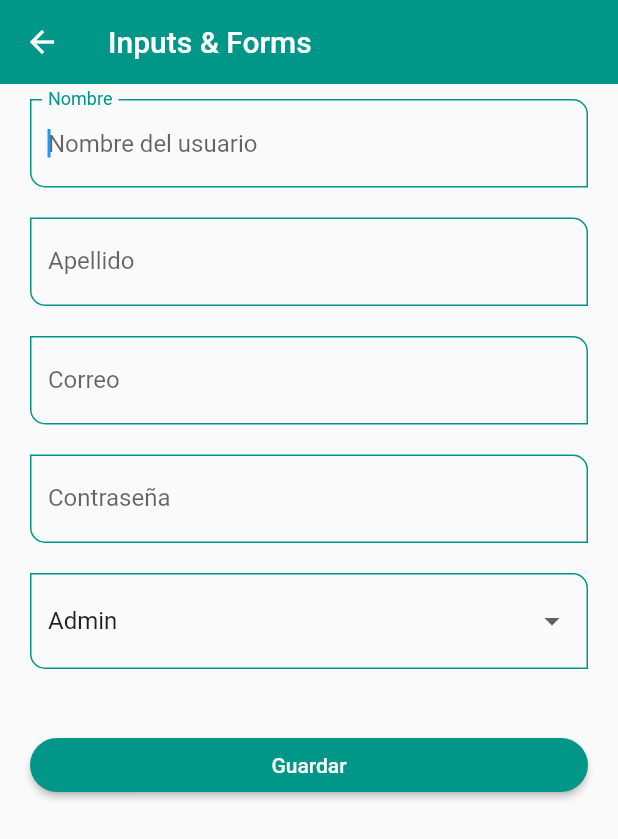
After one commit to raikerdev/flutter-components, a Flutter app: the InputsScreen screen opened by its route, on a phone screen of 412 x 824 dp. The commit adds this screen. Shown: the top 839 px of the screen. Run offline on Flutter 3.47's test engine with Material 2 defaults, Android fonts, the phone set to English and light mode, and no system bars.

Commit message:
inputs & form implemented

```diff
--- a/lib/router/app_routes.dart
+++ b/lib/router/app_routes.dart
@@ -12,6 +12,7 @@ class AppRoutes {
     MenuOption(route: 'card', name: 'Cards Screen', screen: const CardScreen(), icon: Icons.credit_card_outlined),
     MenuOption(route: 'avatar', name: 'Avatar Screen', screen: const AvatarScreen(), icon: Icons.supervised_user_circle_outlined),
     MenuOption(route: 'animated', name: 'Animated Screen', screen: const AnimatedScreen(), icon: Icons.play_circle_outline),
+    MenuOption(route: 'inputs', name: 'Text Inputs Screen', screen: const InputsScreen(), icon: Icons.input_rounded),
   ];
 
   /* static Map<String, Widget Function(BuildContext)> routes = {
--- /dev/null
+++ b/lib/screens/inputs_screen.dart
@@ -0,0 +1,87 @@
+import 'package:flutter/material.dart';
+
+import '../widgets/widgets.dart';
+
+class InputsScreen extends StatelessWidget {
+  const InputsScreen({Key? key}) : super(key: key);
+
+  @override
+  Widget build(BuildContext context) {
+    final GlobalKey<FormState> myFormKey = GlobalKey<FormState>();
+
+    final Map<String, String> formValues = {
+      'first_name': 'Ricardo',
+      'last_name': 'Ordoñez',
+      'email': 'ricardoaom.dev@gmail.com',
+      'password': '123456',
+      'role': 'Admin',
+    };
+
+    return Scaffold(
+      appBar: AppBar(
+        title: const Text('Inputs & Forms'),
+      ),
+      body: SingleChildScrollView(
+        child: Padding(
+          padding: const EdgeInsets.symmetric(horizontal: 20, vertical: 10),
+          child: Form(
+            key: myFormKey,
+            child: Column(
+              children: [
+                CustomInputField(labelText: 'Nombre', hintText: 'Nombre del usuario', formProperty: 'first_name', formValues: formValues),
+                const SizedBox(height: 20),
+                CustomInputField(labelText: 'Apellido', hintText: 'Apellido del usuario', formProperty: 'last_name', formValues: formValues),
+                const SizedBox(height: 20),
+                CustomInputField(
+                  labelText: 'Correo',
+                  hintText: 'Correo del usuario',
+                  inputType: TextInputType.emailAddress,
+                  formProperty: 'email',
+                  formValues: formValues,
+                ),
+                const SizedBox(height: 20),
+                CustomInputField(
+                  labelText: 'Contraseña',
+                  hintText: 'Contraseña del usuario',
+                  inputType: TextInputType.emailAddress,
+                  obscureText: true,
+                  formProperty: 'password',
+                  formValues: formValues,
+                ),
+                const SizedBox(height: 20),
+                DropdownButtonFormField<String>(
+                  value: 'Admin',
+                  items: const [
+                    DropdownMenuItem(value: 'Admin', child: Text('Admin')),
+                    DropdownMenuItem(value: 'Superuser', child: Text('Superuser')),
+                    DropdownMenuItem(value: 'Developer', child: Text('Developer')),
+                    DropdownMenuItem(value: 'Jr Developer', child: Text('Jr Developer')),
+                  ],
+                  onChanged: (value) {
+                    print(value);
+                    formValues['role'] = value ?? 'Admin';
+                  },
+                ),
+                const SizedBox(height: 40),
+                ElevatedButton(
+                  child: const SizedBox(
+                    width: double.infinity,
+                    child: Center(child: Text('Guardar')),
+                  ),
+                  onPressed: () {
+                    FocusScope.of(context).requestFocus(FocusNode());
+                    if (!myFormKey.currentState!.validate()) {
+                      print('Formulario no valido');
+                      return;
+                    }
+                    print(formValues);
+                  },
+                )
+              ],
+            ),
+          ),
+        ),
+      ),
+    );
+  }
+}
--- a/lib/screens/screens.dart
+++ b/lib/screens/screens.dart
@@ -3,5 +3,6 @@ export 'package:flutter_components/screens/animated_screen.dart';
 export 'package:flutter_components/screens/avatar_screen.dart';
 export 'package:flutter_components/screens/card_screen.dart';
 export 'package:flutter_components/screens/home_screen.dart';
+export 'package:flutter_components/screens/inputs_screen.dart';
 export 'package:flutter_components/screens/listview_01_screen.dart';
 export 'package:flutter_components/screens/listview_02_screen.dart';
--- a/lib/themes/app_theme.dart
+++ b/lib/themes/app_theme.dart
@@ -22,7 +22,23 @@ class AppTheme {
         backgroundColor: primary,
         shape: const StadiumBorder(),
         elevation: 2,
-      )));
+      ),
+    ),
+    inputDecorationTheme: const InputDecorationTheme(
+      floatingLabelStyle: TextStyle(color: primary),
+      enabledBorder: OutlineInputBorder(
+        borderSide: BorderSide(color: primary),
+        borderRadius: BorderRadius.only(bottomLeft: Radius.circular(10), topRight: Radius.circular(10)),
+      ),
+      focusedBorder: OutlineInputBorder(
+        borderSide: BorderSide(color: primary),
+        borderRadius: BorderRadius.only(bottomLeft: Radius.circular(10), topRight: Radius.circular(10)),
+      ),
+      border: OutlineInputBorder(
+        borderRadius: BorderRadius.only(bottomLeft: Radius.circular(10), topRight: Radius.circular(10)),
+      ),
+    ),
+  );
 
   static final ThemeData darkTheme = ThemeData.dark().copyWith(
       primaryColor: primary,
--- /dev/null
+++ b/lib/widgets/custom_input_field.dart
@@ -0,0 +1,52 @@
+import 'package:flutter/material.dart';
+
+class CustomInputField extends StatelessWidget {
+  final String? hintText;
+  final String? labelText;
+  final String? helperText;
+  final IconData? icon;
+  final IconData? sufixIcon;
+  final TextInputType? inputType;
+  final bool? obscureText;
+
+  final String formProperty;
+  final Map<String, String> formValues;
+
+  const CustomInputField({
+    super.key,
+    this.hintText,
+    this.labelText,
+    this.helperText,
+    this.icon,
+    this.sufixIcon,
+    this.inputType,
+    this.obscureText,
+    required this.formProperty,
+    required this.formValues,
+  });
+
+  @override
+  Widget build(BuildContext context) {
+    return TextFormField(
+      autofocus: true,
+      initialValue: '',
+      obscureText: obscureText ?? false,
+      textCapitalization: TextCapitalization.words,
+      keyboardType: inputType,
+      onChanged: (value) => formValues[formProperty] = value,
+      validator: (value) {
+        if (value == null) return 'Este campo es requerido';
+        return value.length < 3 ? 'Mínimo de 3 letras' : null;
+      },
+      autovalidateMode: AutovalidateMode.onUserInteraction,
+      decoration: InputDecoration(
+        hintText: hintText,
+        labelText: labelText,
+        helperText: helperText,
+        //prefixIcon: Icon(Icons.verified_user_outlined),
+        suffixIcon: sufixIcon == null ? null : Icon(sufixIcon),
+        icon: icon == null ? null : Icon(icon),
+      ),
+    );
+  }
+}
--- a/lib/widgets/widgets.dart
+++ b/lib/widgets/widgets.dart
@@ -1,2 +1,3 @@
 export 'package:flutter_components/widgets/custom_card_type_01.dart';
 export 'package:flutter_components/widgets/custom_card_type_02.dart';
+export 'package:flutter_components/widgets/custom_input_field.dart';
```
Lines whose indentation alone changed are shown as unchanged.
